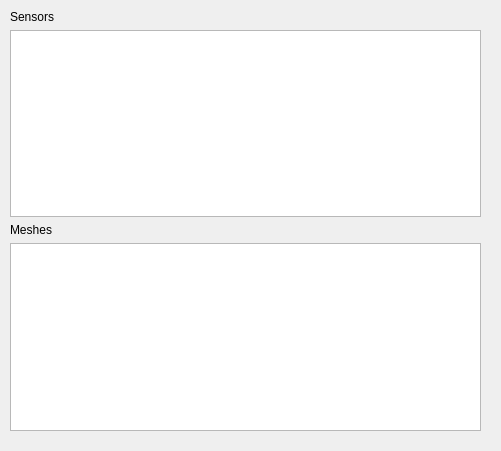
Above: ros_ws/src/lidarshooter/src/sensorsdialog.ui from mathemaphysics/lidarshooter before the change. Below: the same form after it.
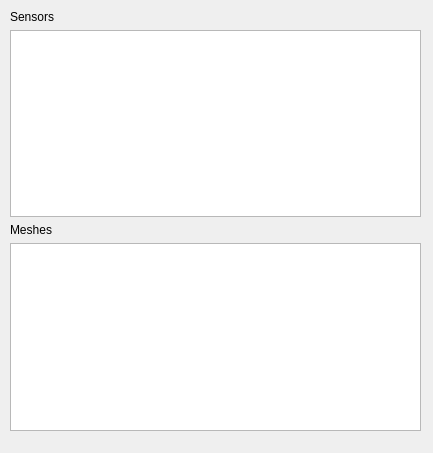
That is the form after the change.

```diff
--- a/ros_ws/src/lidarshooter/src/sensorsdialog.ui
+++ b/ros_ws/src/lidarshooter/src/sensorsdialog.ui
@@ -6,8 +6,8 @@
    <rect>
     <x>0</x>
     <y>0</y>
-    <width>501</width>
-    <height>451</height>
+    <width>433</width>
+    <height>453</height>
    </rect>
   </property>
   <property name="windowTitle">
@@ -18,7 +18,7 @@
     <rect>
      <x>10</x>
      <y>10</y>
-     <width>471</width>
+     <width>411</width>
      <height>421</height>
     </rect>
    </property>
@@ -35,6 +35,24 @@
       <property name="editTriggers">
        <set>QAbstractItemView::NoEditTriggers</set>
       </property>
+      <property name="showGrid">
+       <bool>false</bool>
+      </property>
+      <property name="gridStyle">
+       <enum>Qt::DotLine</enum>
+      </property>
+      <attribute name="horizontalHeaderCascadingSectionResizes">
+       <bool>false</bool>
+      </attribute>
+      <attribute name="horizontalHeaderDefaultSectionSize">
+       <number>100</number>
+      </attribute>
+      <attribute name="horizontalHeaderHighlightSections">
+       <bool>false</bool>
+      </attribute>
+      <attribute name="horizontalHeaderShowSortIndicator" stdset="0">
+       <bool>false</bool>
+      </attribute>
       <attribute name="horizontalHeaderStretchLastSection">
        <bool>true</bool>
       </attribute>
@@ -52,6 +70,18 @@
       <property name="editTriggers">
        <set>QAbstractItemView::NoEditTriggers</set>
       </property>
+      <property name="showGrid">
+       <bool>false</bool>
+      </property>
+      <property name="gridStyle">
+       <enum>Qt::DotLine</enum>
+      </property>
+      <attribute name="horizontalHeaderHighlightSections">
+       <bool>false</bool>
+      </attribute>
+      <attribute name="horizontalHeaderShowSortIndicator" stdset="0">
+       <bool>false</bool>
+      </attribute>
       <attribute name="horizontalHeaderStretchLastSection">
        <bool>true</bool>
       </attribute>
```
